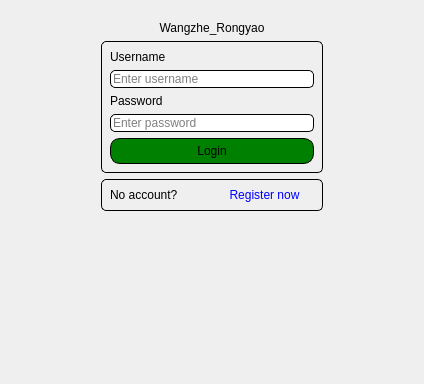
The window that src/LoginWindow.ui (tsglz/wangzhe_nongyao) describes before a commit, drawn with Qt 5.
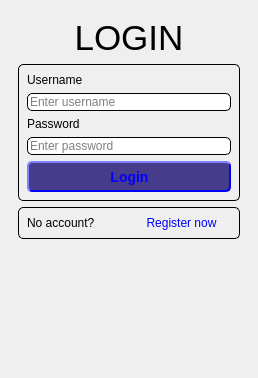
The same window after the commit. Icons and pictures are not drawn.

The edit to the form file:
```diff
--- a/src/LoginWindow.ui
+++ b/src/LoginWindow.ui
@@ -6,8 +6,8 @@
    <rect>
     <x>0</x>
     <y>0</y>
-    <width>424</width>
-    <height>384</height>
+    <width>252</width>
+    <height>372</height>
    </rect>
   </property>
   <property name="windowTitle">
@@ -56,8 +56,17 @@
            <height>100000</height>
           </size>
          </property>
+         <property name="styleSheet">
+          <string notr="true">QLabel {
+font-family:'Microsoft YaHei';
+font-size:35px;
+font weight:bold;
+color:black;
+border:none;
+}</string>
+         </property>
          <property name="text">
-          <string>Wangzhe_Rongyao</string>
+          <string>LOGIN</string>
          </property>
          <property name="alignment">
           <set>Qt::AlignmentFlag::AlignCenter</set>
@@ -78,7 +87,12 @@
           <item>
            <widget class="QLabel" name="label_2">
             <property name="styleSheet">
-             <string notr="true">border:0</string>
+             <string notr="true">QLabel {
+font-family:'Microsoft YaHei';
+font weight:bold;
+color:black;
+border:none;
+}</string>
             </property>
             <property name="text">
              <string>Username</string>
@@ -95,7 +109,12 @@
           <item>
            <widget class="QLabel" name="label_3">
             <property name="styleSheet">
-             <string notr="true">border:0;</string>
+             <string notr="true">QLabel {
+font-family:'Microsoft YaHei';
+font weight:bold;
+color:black;
+border:none;
+}</string>
             </property>
             <property name="text">
              <string>Password</string>
@@ -116,10 +135,21 @@
             </property>
             <property name="styleSheet">
              <string notr="true">QPushButton {
-    border: 1px solid black;      /* 设置边框 */
-    border-radius: 10px;          /* 设置圆角半径 */
-    background-color: green;  /* 设置背景颜色 */
-    padding: 5px;                 /* 设置内边距 */
+background-color: rgb(0, 150, 0);
+color: rgb(255, 255, 255);
+color:  #0000ff;                    /* 文字颜色 */
+background-color: #473C8B;       /* 背景色 */
+border-style: outset;            /* 边框风格 */
+border-width: 2px;               /* 边框宽度 */
+border-radius: 5px;              /* 边框圆角 */
+border-color: #0000ff;           /* 边框颜色 */
+font: bold 14px;                 /* 字体 */
+min-width: 2em;                  /* 控件最小宽度 */
+min-height: 2px;                 /* 控件最小高度 */
+font-family: 华文新魏;            /* 字库 */
+padding: 5px;                    /* 内边距 */
+padding-left:6px;                /* 文字横向偏移 */
+padding-top:6px;                 /* 文字纵向偏移 */
 }</string>
             </property>
             <property name="text">
@@ -144,7 +174,12 @@
           <item>
            <widget class="QLabel" name="label_4">
             <property name="styleSheet">
-             <string notr="true">border:0;</string>
+             <string notr="true">QLabel {
+font-family:'Microsoft YaHei';
+font weight:bold;
+color:black;
+border:none;
+}</string>
             </property>
             <property name="text">
              <string>No account?</string>
```
Left out of the diff: 12 changed lines with no effect on the pictures.
